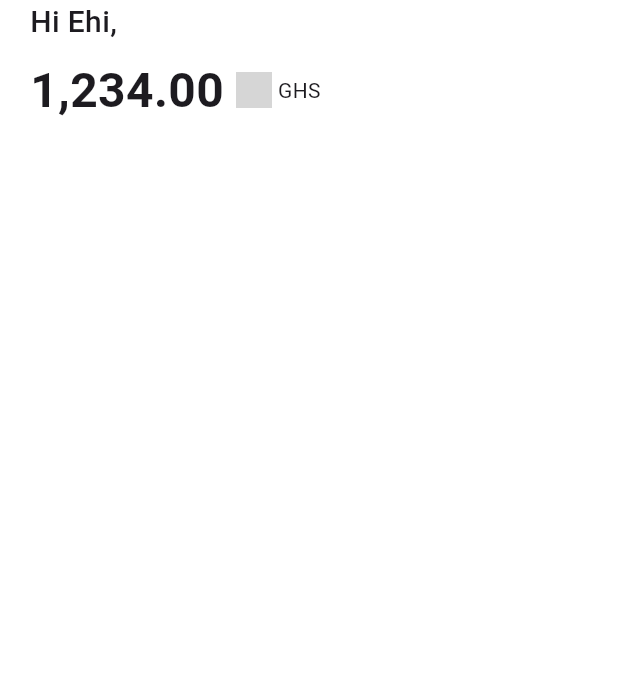
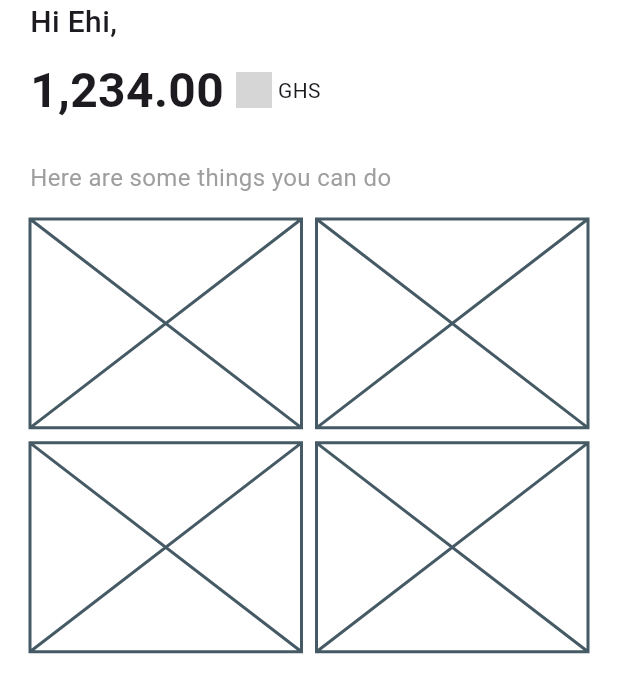
Before and after one commit to Isuru49/Flutter_Wallet_App_UI, a Flutter app: the screen it shows after launch, on a phone screen of 412 x 824 dp. Shown: the top 693 px of the screen. Run offline on Flutter 3.47's test engine with Material 3 defaults, Android fonts, the phone set to English and light mode, and no system bars; grey boxes are pictures that could not be loaded.

```diff
--- a/lib/screens/home_screen.dart
+++ b/lib/screens/home_screen.dart
@@ -16,25 +16,44 @@ class HomeScreen extends StatelessWidget {
           padding: const EdgeInsets.symmetric(horizontal: 20.0),
           child: Column(
             crossAxisAlignment: CrossAxisAlignment.start,
-            children: const [
-              Text(
+            children: [
+              const Text(
                 'Hi Ehi,',
                 style: TextStyle(fontSize: 20, fontWeight: FontWeight.w500),
               ),
-              SizedBox(height: 8),
+              const SizedBox(height: 8),
               Row(
                 children: [
-                  Text(
+                  const Text(
                     '1,234.00',
                     style: TextStyle(fontSize: 32, fontWeight: FontWeight.bold),
                   ),
-                  SizedBox(width: 8),
-                  Image(
-                    image: AssetImage('assets/flags/gh.png'),
-                    width: 24,
-                  ),
-                  SizedBox(width: 4),
-                  Text('GHS'),
+                  const SizedBox(width: 8),
+                  Image.asset('assets/flags/gh.png', width: 24),
+                  const SizedBox(width: 4),
+                  const Text('GHS'),
+                ],
+              ),
+              const SizedBox(height: 24),
+              const Text(
+                'Here are some things you can do',
+                style: TextStyle(fontSize: 16, color: Colors.grey),
+              ),
+              const SizedBox(height: 16),
+
+              // Stub action cards for now
+              GridView.count(
+                crossAxisCount: 2,
+                shrinkWrap: true,
+                crossAxisSpacing: 10,
+                mainAxisSpacing: 10,
+                childAspectRatio: 1.3,
+                physics: const NeverScrollableScrollPhysics(),
+                children: const [
+                  Placeholder(fallbackHeight: 80), // Pay
+                  Placeholder(fallbackHeight: 80), // Request
+                  Placeholder(fallbackHeight: 80), // Airtime
+                  Placeholder(fallbackHeight: 80), // Bill
                 ],
               ),
             ],
```
